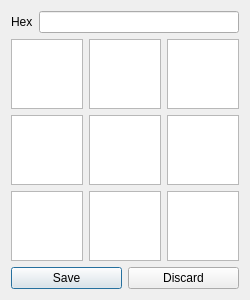
Old version of the form colorpickerdialog.ui in the repository Bo0sted/phasmophobia-stopwatch-timer.
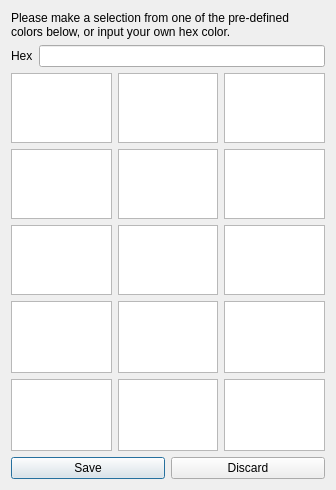
New version of the form.

```diff
--- a/colorpickerdialog.ui
+++ b/colorpickerdialog.ui
@@ -6,8 +6,8 @@
    <rect>
     <x>0</x>
     <y>0</y>
-    <width>250</width>
-    <height>163</height>
+    <width>336</width>
+    <height>490</height>
    </rect>
   </property>
   <property name="sizePolicy">
@@ -26,6 +26,28 @@
    <string>Tiny Color Picker</string>
   </property>
   <layout class="QVBoxLayout" name="verticalLayout">
+   <item>
+    <widget class="QLabel" name="label">
+     <property name="sizePolicy">
+      <sizepolicy hsizetype="Fixed" vsizetype="Preferred">
+       <horstretch>0</horstretch>
+       <verstretch>0</verstretch>
+      </sizepolicy>
+     </property>
+     <property name="maximumSize">
+      <size>
+       <width>16777215</width>
+       <height>100</height>
+      </size>
+     </property>
+     <property name="text">
+      <string>Please make a selection from one of the pre-defined colors below, or input your own hex color.</string>
+     </property>
+     <property name="wordWrap">
+      <bool>true</bool>
+     </property>
+    </widget>
+   </item>
    <item>
     <layout class="QHBoxLayout" name="horizontalLayout_6">
      <property name="sizeConstraint">
@@ -34,7 +56,7 @@
      <item>
       <layout class="QHBoxLayout" name="horizontalLayout">
        <item>
-        <widget class="QLabel" name="label">
+        <widget class="QLabel" name="label_2">
          <property name="sizePolicy">
           <sizepolicy hsizetype="Fixed" vsizetype="Preferred">
            <horstretch>0</horstretch>
@@ -50,10 +72,20 @@
          <property name="text">
           <string>Hex</string>
          </property>
+         <property name="wordWrap">
+          <bool>true</bool>
+         </property>
         </widget>
        </item>
        <item>
-        <widget class="QLineEdit" name="hexColorInput"/>
+        <widget class="QLineEdit" name="hexColorInput">
+         <property name="sizePolicy">
+          <sizepolicy hsizetype="Expanding" vsizetype="Preferred">
+           <horstretch>0</horstretch>
+           <verstretch>0</verstretch>
+          </sizepolicy>
+         </property>
+        </widget>
        </item>
       </layout>
      </item>
@@ -62,7 +94,7 @@
    <item>
     <layout class="QHBoxLayout" name="horizontalLayout_7">
      <property name="sizeConstraint">
-      <enum>QLayout::SizeConstraint::SetFixedSize</enum>
+      <enum>QLayout::SizeConstraint::SetDefaultConstraint</enum>
      </property>
      <item>
       <layout class="QVBoxLayout" name="verticalLayout_11">
@@ -114,6 +146,12 @@
          </property>
         </widget>
        </item>
+       <item>
+        <widget class="QGraphicsView" name="graphicsView"/>
+       </item>
+       <item>
+        <widget class="QGraphicsView" name="graphicsView_9"/>
+       </item>
       </layout>
      </item>
      <item>
@@ -172,6 +210,12 @@
          </property>
         </widget>
        </item>
+       <item>
+        <widget class="QGraphicsView" name="graphicsView_2"/>
+       </item>
+       <item>
+        <widget class="QGraphicsView" name="graphicsView_10"/>
+       </item>
       </layout>
      </item>
      <item>
@@ -224,6 +268,12 @@
          </property>
         </widget>
        </item>
+       <item>
+        <widget class="QGraphicsView" name="graphicsView_8"/>
+       </item>
+       <item>
+        <widget class="QGraphicsView" name="graphicsView_14"/>
+       </item>
       </layout>
      </item>
     </layout>
@@ -232,6 +282,12 @@
     <layout class="QHBoxLayout" name="horizontalLayout_2">
      <item>
       <widget class="QPushButton" name="SaveChanges">
+       <property name="sizePolicy">
+        <sizepolicy hsizetype="Minimum" vsizetype="Preferred">
+         <horstretch>0</horstretch>
+         <verstretch>0</verstretch>
+        </sizepolicy>
+       </property>
        <property name="text">
         <string>Save</string>
        </property>
@@ -239,6 +295,12 @@
      </item>
      <item>
       <widget class="QPushButton" name="DiscardChanges">
+       <property name="sizePolicy">
+        <sizepolicy hsizetype="Minimum" vsizetype="Preferred">
+         <horstretch>0</horstretch>
+         <verstretch>0</verstretch>
+        </sizepolicy>
+       </property>
        <property name="text">
         <string>Discard</string>
        </property>
```
Left out of the diff: 3 changed lines with no effect on the pictures.
